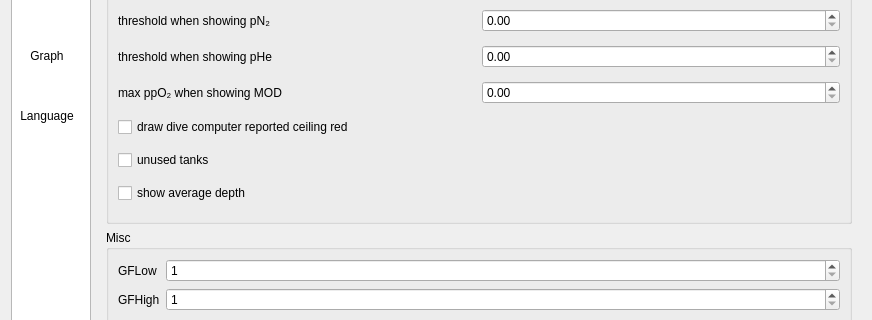
The window that qt-ui/preferences.ui (subsurface/subsurface) describes before a commit, drawn with Qt 5; both pictures show x 0 to 872 and y 83 to 403 of the 872 by 648 pixel window.
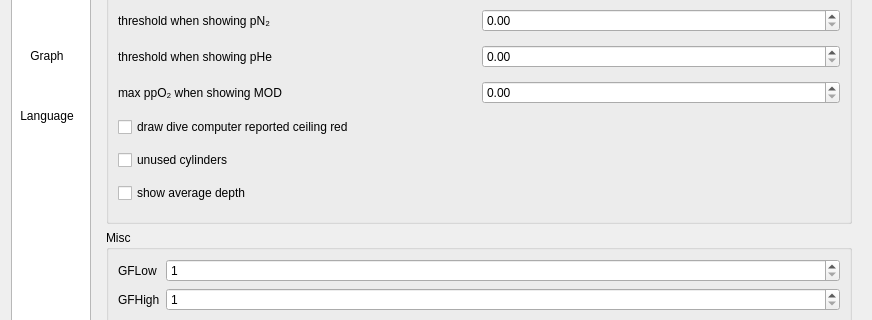
The same window after the commit. The open tabs and pages were chosen to show the change. Icons and pictures are not drawn.

Commit message:
Use term cylinder not tank to be consistant.
The terms tank and cylinder are used interchangably both in
diving and in the code, but in the UI we should be consistant in
what we display to the user.

Patch:
```diff
--- a/qt-ui/preferences.ui
+++ b/qt-ui/preferences.ui
@@ -652,7 +652,7 @@
               <item>
                <widget class="QCheckBox" name="display_unused_tanks">
                 <property name="text">
-                 <string>unused tanks</string>
+                 <string>unused cylinders</string>
                 </property>
                </widget>
               </item>
```
